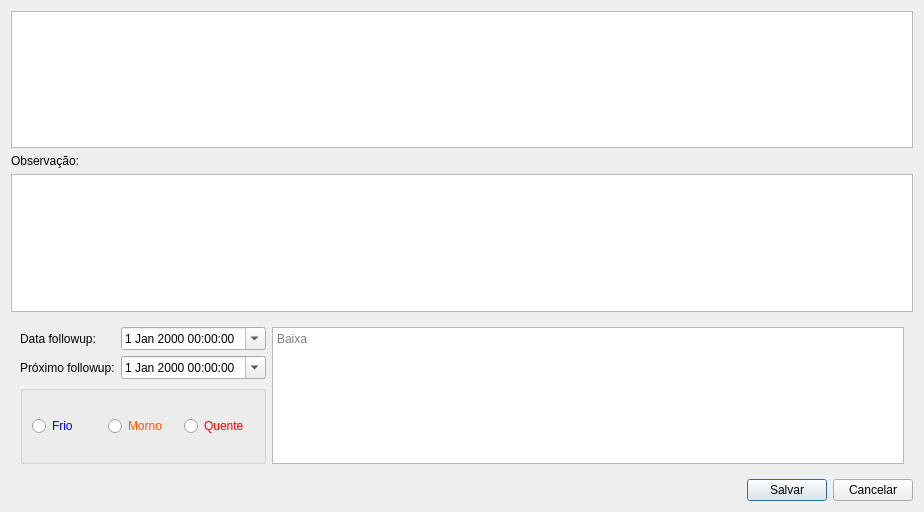
darktorres/ERP-STACCATO, file ui/followup.ui: the form before one commit.
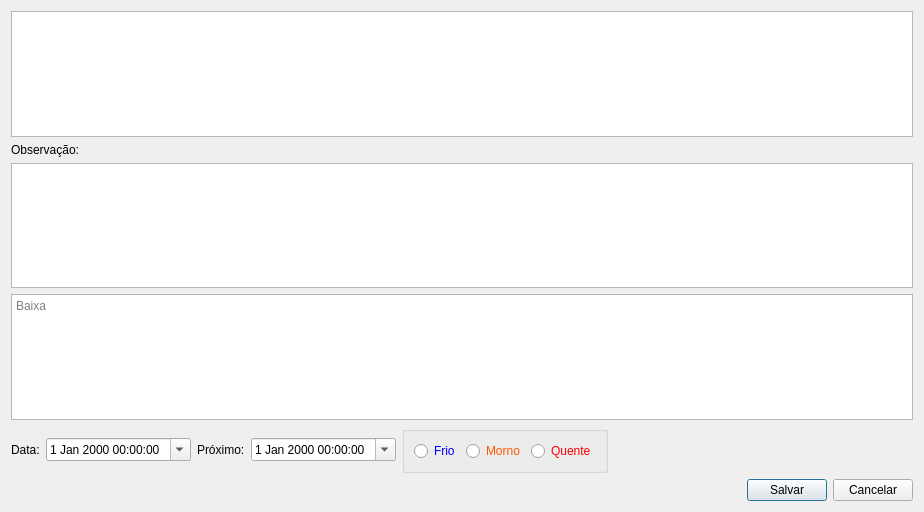
The form after the commit. Custom widgets are drawn as their Qt base class.

What changed in the file:
```diff
--- a/ui/followup.ui
+++ b/ui/followup.ui
@@ -13,8 +13,8 @@
   <property name="windowTitle">
    <string>Follow Up</string>
   </property>
-  <layout class="QGridLayout" name="gridLayout_3">
-   <item row="0" column="0" colspan="2">
+  <layout class="QGridLayout" name="gridLayout">
+   <item row="0" column="0">
     <widget class="TableView" name="table">
      <property name="editTriggers">
       <set>QAbstractItemView::NoEditTriggers</set>
@@ -34,84 +34,25 @@
      </property>
     </widget>
    </item>
-   <item row="2" column="0" colspan="2">
+   <item row="2" column="0">
     <widget class="QPlainTextEdit" name="plainTextEdit"/>
    </item>
-   <item row="4" column="0">
-    <spacer name="horizontalSpacer">
-     <property name="orientation">
-      <enum>Qt::Horizontal</enum>
-     </property>
-     <property name="sizeHint" stdset="0">
-      <size>
-       <width>40</width>
-       <height>20</height>
-      </size>
-     </property>
-    </spacer>
-   </item>
-   <item row="4" column="1">
-    <layout class="QHBoxLayout" name="horizontalLayout">
-     <item>
-      <widget class="QPushButton" name="pushButtonSalvar">
-       <property name="text">
-        <string>Salvar</string>
-       </property>
-      </widget>
-     </item>
-     <item>
-      <widget class="QPushButton" name="pushButtonCancelar">
-       <property name="text">
-        <string>Cancelar</string>
-       </property>
-      </widget>
-     </item>
-    </layout>
-   </item>
-   <item row="3" column="0" colspan="2">
+   <item row="3" column="0">
     <widget class="QFrame" name="frameOrcamento">
-     <layout class="QGridLayout" name="gridLayout">
-      <item row="2" column="1">
-       <widget class="QDateTimeEdit" name="dateProxFollowup">
-        <property name="calendarPopup">
-         <bool>true</bool>
-        </property>
-       </widget>
-      </item>
-      <item row="1" column="0">
-       <widget class="QLabel" name="label_2">
-        <property name="sizePolicy">
-         <sizepolicy hsizetype="Maximum" vsizetype="Preferred">
-          <horstretch>0</horstretch>
-          <verstretch>0</verstretch>
-         </sizepolicy>
-        </property>
-        <property name="text">
-         <string>Data followup:</string>
-        </property>
-       </widget>
-      </item>
-      <item row="1" column="1">
-       <widget class="QDateTimeEdit" name="dateFollowup">
-        <property name="sizePolicy">
-         <sizepolicy hsizetype="Maximum" vsizetype="Fixed">
-          <horstretch>0</horstretch>
-          <verstretch>0</verstretch>
-         </sizepolicy>
-        </property>
-        <property name="calendarPopup">
-         <bool>true</bool>
-        </property>
-       </widget>
-      </item>
-      <item row="2" column="0">
-       <widget class="QLabel" name="label_3">
-        <property name="text">
-         <string>Próximo followup:</string>
-        </property>
-       </widget>
-      </item>
-      <item row="3" column="0" colspan="2">
+     <layout class="QGridLayout" name="gridLayout_2">
+      <property name="leftMargin">
+       <number>0</number>
+      </property>
+      <property name="topMargin">
+       <number>0</number>
+      </property>
+      <property name="rightMargin">
+       <number>0</number>
+      </property>
+      <property name="bottomMargin">
+       <number>0</number>
+      </property>
+      <item row="1" column="2">
        <widget class="QGroupBox" name="groupBox">
         <property name="title">
          <string/>
@@ -150,43 +91,111 @@
         </layout>
        </widget>
       </item>
-      <item row="1" column="2" rowspan="3">
-       <widget class="QFrame" name="frameBaixa">
-        <property name="frameShape">
-         <enum>QFrame::NoFrame</enum>
+      <item row="1" column="1">
+       <layout class="QHBoxLayout" name="horizontalLayout_4">
+        <item>
+         <widget class="QLabel" name="label_3">
+          <property name="text">
+           <string>Próximo:</string>
+          </property>
+         </widget>
+        </item>
+        <item>
+         <widget class="QDateTimeEdit" name="dateProxFollowup">
+          <property name="calendarPopup">
+           <bool>true</bool>
+          </property>
+         </widget>
+        </item>
+       </layout>
+      </item>
+      <item row="1" column="0">
+       <layout class="QHBoxLayout" name="horizontalLayout_3">
+        <item>
+         <widget class="QLabel" name="label_2">
+          <property name="sizePolicy">
+           <sizepolicy hsizetype="Maximum" vsizetype="Preferred">
+            <horstretch>0</horstretch>
+            <verstretch>0</verstretch>
+           </sizepolicy>
+          </property>
+          <property name="text">
+           <string>Data:</string>
+          </property>
+         </widget>
+        </item>
+        <item>
+         <widget class="QDateTimeEdit" name="dateFollowup">
+          <property name="sizePolicy">
+           <sizepolicy hsizetype="Maximum" vsizetype="Fixed">
+            <horstretch>0</horstretch>
+            <verstretch>0</verstretch>
+           </sizepolicy>
+          </property>
+          <property name="calendarPopup">
+           <bool>true</bool>
+          </property>
+         </widget>
+        </item>
+       </layout>
+      </item>
+      <item row="1" column="3">
+       <spacer name="horizontalSpacer_2">
+        <property name="orientation">
+         <enum>Qt::Horizontal</enum>
         </property>
-        <property name="frameShadow">
-         <enum>QFrame::Plain</enum>
+        <property name="sizeHint" stdset="0">
+         <size>
+          <width>0</width>
+          <height>0</height>
+         </size>
         </property>
-        <layout class="QGridLayout" name="gridLayout_2">
-         <property name="leftMargin">
-          <number>0</number>
-         </property>
-         <property name="topMargin">
-          <number>0</number>
-         </property>
-         <property name="rightMargin">
-          <number>0</number>
-         </property>
-         <property name="bottomMargin">
-          <number>0</number>
-         </property>
-         <item row="0" column="0">
-          <widget class="QPlainTextEdit" name="plainTextEditBaixa">
-           <property name="readOnly">
-            <bool>true</bool>
-           </property>
-           <property name="placeholderText">
-            <string>Baixa</string>
-           </property>
-          </widget>
-         </item>
-        </layout>
+       </spacer>
+      </item>
+      <item row="0" column="0" colspan="4">
+       <widget class="QPlainTextEdit" name="plainTextEditBaixa">
+        <property name="readOnly">
+         <bool>true</bool>
+        </property>
+        <property name="placeholderText">
+         <string>Baixa</string>
+        </property>
        </widget>
       </item>
      </layout>
     </widget>
    </item>
+   <item row="4" column="0">
+    <layout class="QHBoxLayout" name="horizontalLayout">
+     <item>
+      <spacer name="horizontalSpacer">
+       <property name="orientation">
+        <enum>Qt::Horizontal</enum>
+       </property>
+       <property name="sizeHint" stdset="0">
+        <size>
+         <width>0</width>
+         <height>0</height>
+        </size>
+       </property>
+      </spacer>
+     </item>
+     <item>
+      <widget class="QPushButton" name="pushButtonSalvar">
+       <property name="text">
+        <string>Salvar</string>
+       </property>
+      </widget>
+     </item>
+     <item>
+      <widget class="QPushButton" name="pushButtonCancelar">
+       <property name="text">
+        <string>Cancelar</string>
+       </property>
+      </widget>
+     </item>
+    </layout>
+   </item>
   </layout>
  </widget>
  <customwidgets>
```
Left out of the diff: 1 changed line with no effect on the pictures.
